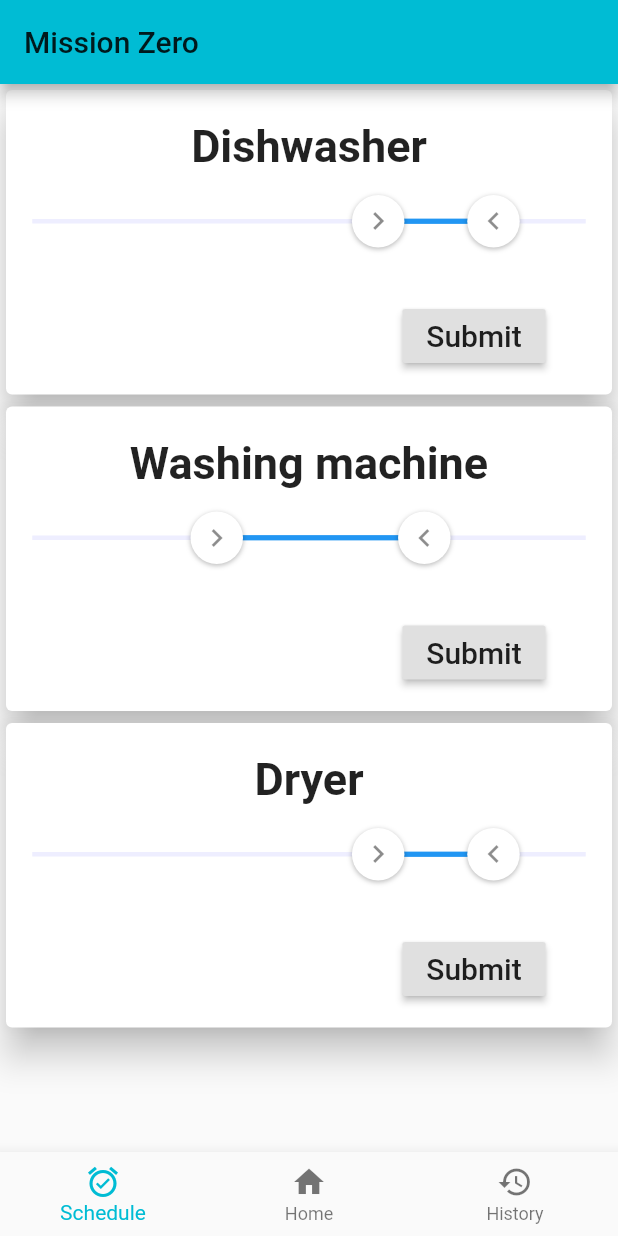
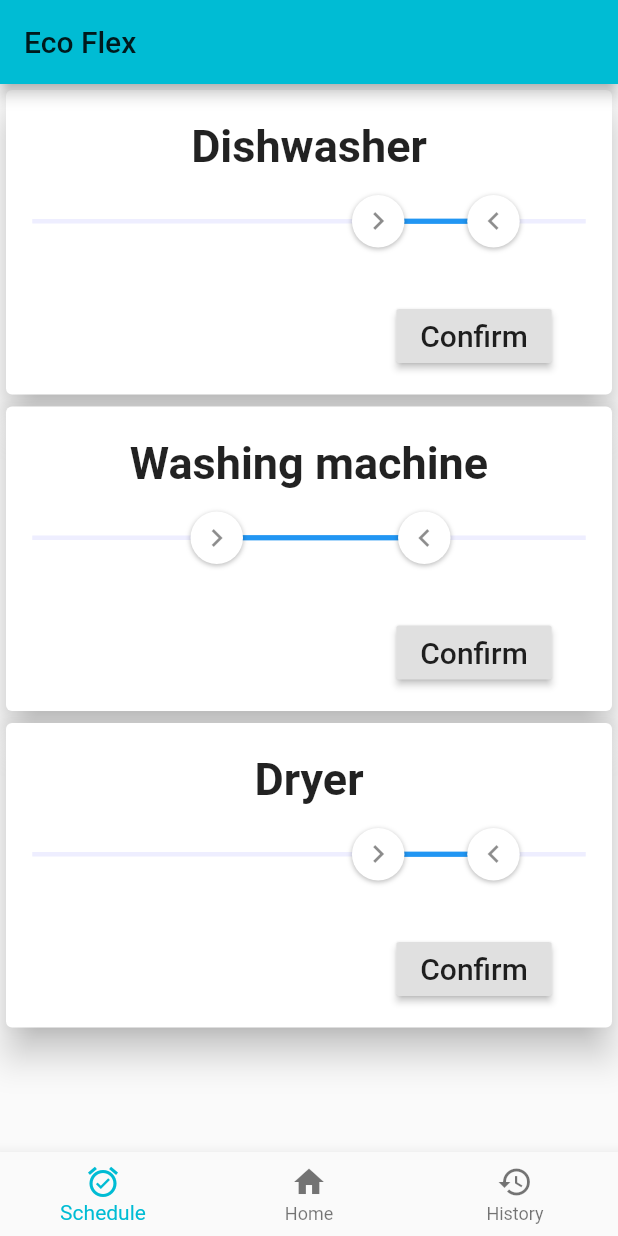
Before and after one commit to LukasPoque/mission_zero, a Flutter app: the screen it shows after launch, on a phone screen of 412 x 824 dp. Run offline on Flutter 3.47's test engine with Material 2 defaults, Android fonts, the phone set to English and light mode, and no system bars; drawn by our look-alikes of flutter_xlider; our stand-ins replace charts_flutter, csv.

Commit message:
screenshot state

```diff
--- a/lib/main.dart
+++ b/lib/main.dart
@@ -10,7 +10,7 @@ class MyApp extends StatelessWidget {
   @override
   Widget build(BuildContext context) {
     return MaterialApp(
-      title: 'Mission Zero',
+      title: 'Eco Flex',
       theme: ThemeData(
         primarySwatch: Colors.cyan,
       ),
@@ -37,7 +37,7 @@ class _BasicPageState extends State<BasicPage> {
   Widget build(BuildContext context) {
     return Scaffold(
       appBar: AppBar(
-        title: Text('Mission Zero'),
+        title: Text('Eco Flex'),
       ),
       body: new PageView(
         children: [
--- a/lib/schedule_page.dart
+++ b/lib/schedule_page.dart
@@ -74,7 +74,7 @@ class ListItem extends StatelessWidget {
                     }
                 );
               },
-              child: Text('Submit', style: TextStyle(fontSize: 20)),
+              child: Text('Confirm', style: TextStyle(fontSize: 20)),
             ),
           )
         ],
```
